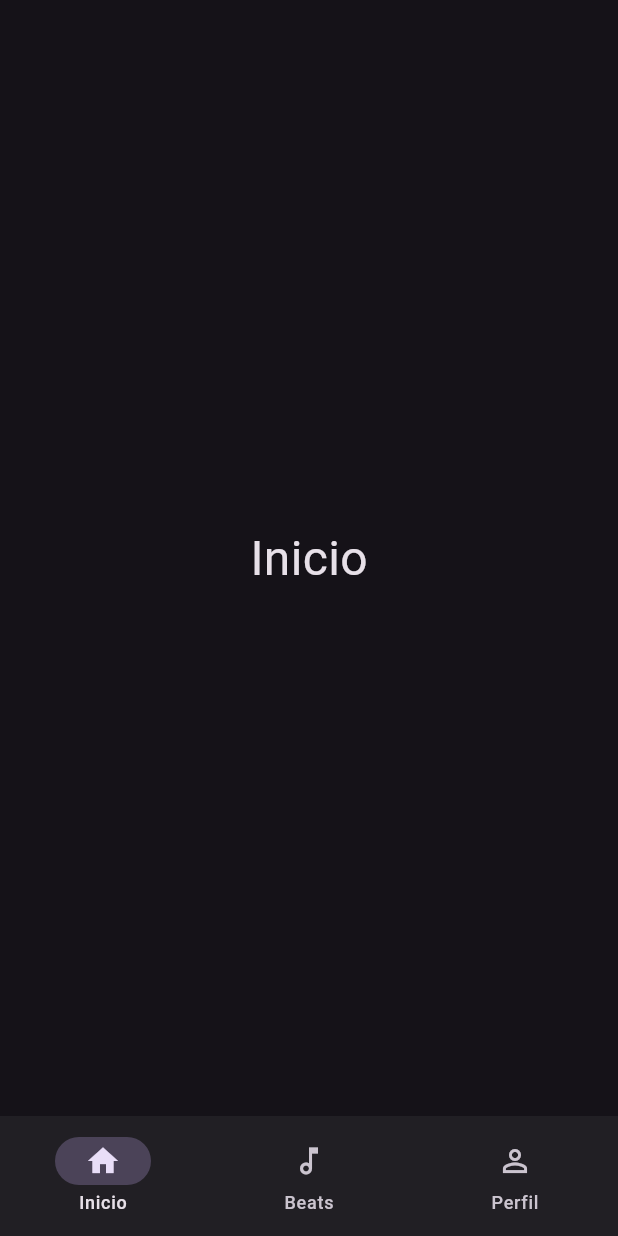
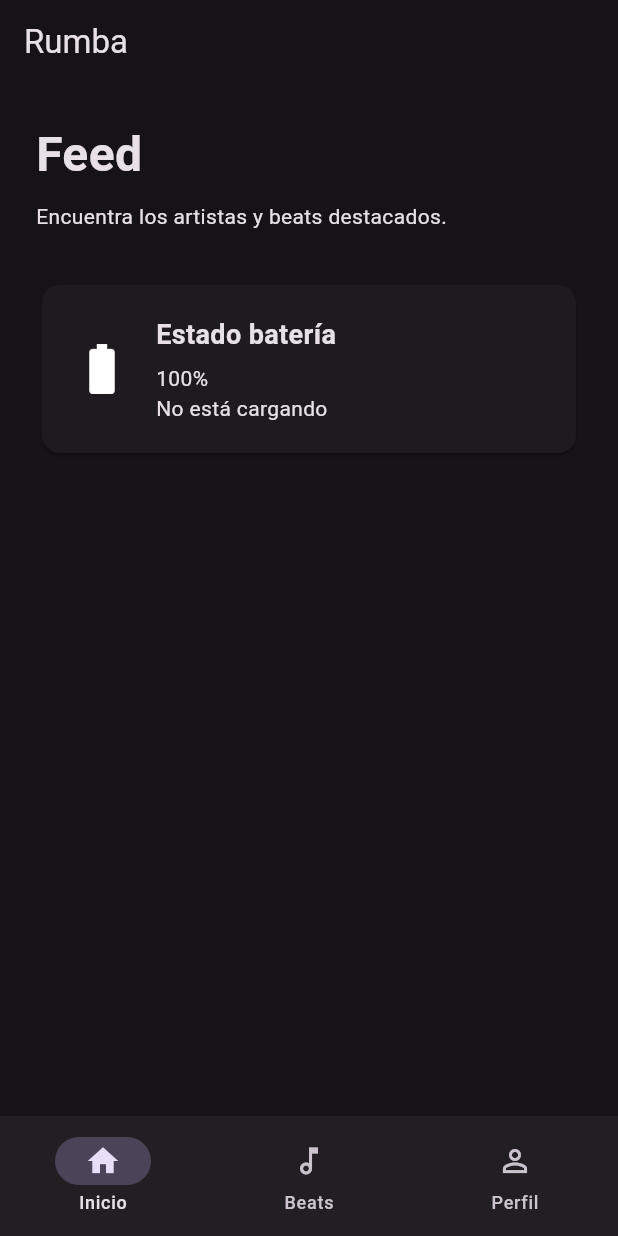
Before and after one commit to brayandeaviila/e02_clon, a Flutter app: the screen it shows after launch, on a phone screen of 412 x 824 dp. Run offline on Flutter 3.47's test engine with Material 3 defaults, Android fonts, the phone set to English and light mode, and no system bars; our stand-ins replace battery_plus.

Commit message:
mostrar info bateria

```diff
--- a/lib/main.dart
+++ b/lib/main.dart
@@ -1,7 +1,20 @@
 import 'package:flutter/material.dart';
+import 'package:battery_plus/battery_plus.dart';
 
 void main() {
   runApp(const RumbaApp());
+}
+
+class BatteryService {
+  final Battery battery = Battery();
+
+  Future<int> getBatteryLevel() {
+    return battery.batteryLevel;
+  }
+
+  Future<BatteryState> getBatteryState() {
+    return battery.batteryState;
+  }
 }
 
 class RumbaApp extends StatelessWidget {
@@ -35,12 +48,7 @@ class _RumbaHomePageState extends State<RumbaHomePage> {
   int selectedIndex = 0;
 
  final List<Widget> pages = const [
-    Center(
-      child: Text(
-        'Inicio',
-        style: TextStyle(fontSize: 32),
-      ),
-    ),
+  HomePage(),
   Center(
     child: Text(
       'Mis Beats',
@@ -132,3 +140,102 @@ class _RumbaHomePageState extends State<RumbaHomePage> {
     );
   }
 }
+
+class HomePage extends StatefulWidget {
+  const HomePage({super.key});
+
+  @override
+  State<HomePage> createState() => _HomePageState();
+}
+
+class _HomePageState extends State<HomePage> {
+  final BatteryService batteryService = BatteryService();
+
+
+  int batteryLevel = 0;
+  BatteryState batteryState = BatteryState.unknown;
+
+  @override
+  void initState() {
+    super.initState();
+    loadBatteryData();
+  }
+
+  Future<void> loadBatteryData() async {
+    final level = await batteryService.getBatteryLevel();
+    final state = await batteryService.getBatteryState();
+
+    if (!mounted) return;
+
+    setState(() {
+      batteryLevel = level;
+      batteryState = state;
+    });
+  }
+
+  @override
+  Widget build(BuildContext context) {
+    final isCharging =
+        batteryState == BatteryState.charging ||
+        batteryState == BatteryState.full;
+
+    return Scaffold(
+      appBar: AppBar(
+        title: const Text('Rumba'),
+      ),
+      body: Padding(
+        padding: const EdgeInsets.all(24),
+        child: Column(
+          crossAxisAlignment: CrossAxisAlignment.start,
+          children: [
+            const Text(
+              'Feed',
+              style: TextStyle(
+                fontSize: 32,
+                fontWeight: FontWeight.bold,
+              ),
+            ),
+            const SizedBox(height: 8),
+            const Text(
+              'Encuentra los artistas y beats destacados.',
+            ),
+            const SizedBox(height: 32),
+            Card(
+              child: Padding(
+                padding: const EdgeInsets.all(20),
+                child: Row(
+                  children: [
+                    Icon(
+                      isCharging
+                          ? Icons.battery_charging_full
+                          : Icons.battery_std,
+                      size: 40,
+                    ),
+                    const SizedBox(width: 16),
+                    Column(
+                      crossAxisAlignment: CrossAxisAlignment.start,
+                      children: [
+                        const Text(
+                          'Estado batería',
+                          style: TextStyle(
+                            fontSize: 18,
+                            fontWeight: FontWeight.bold,
+                          ),
+                        ),
+                        const SizedBox(height: 6),
+                        Text('$batteryLevel%'),
+                        Text(
+                          isCharging ? 'Cargando' : 'No está cargando',
+                        ),
+                      ],
+                    ),
+                  ],
+                ),
+              ),
+            ),
+          ],
+        ),
+      ),
+    );
+  }
+}
```
Lines whose indentation alone changed are shown as unchanged.
